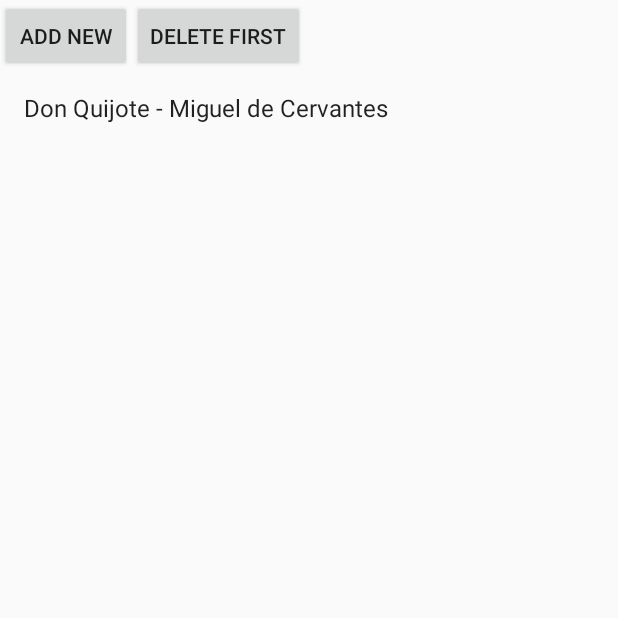
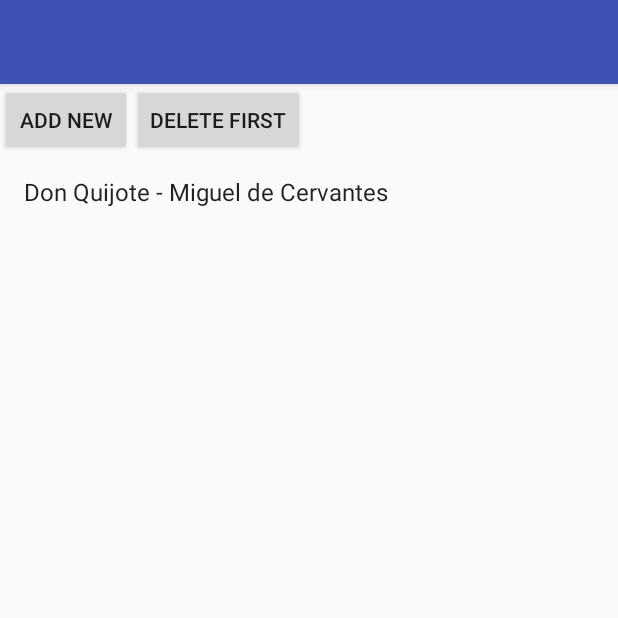
Before and after one commit to MNXANL/OpenBook, an Android app: the screen it shows after launch (MainActivity), after a tap on "ADD NEW", on a phone screen of 412 x 824 dp, the top half of it. Run offline under Robolectric (Android 15) with nearby library versions, the phone set to English and light mode, and no system bars.

Commit message:
Action Bar is in the house

```diff
--- a/app/build.gradle
+++ b/app/build.gradle
@@ -9,7 +9,7 @@ android {
         minSdkVersion 22
         targetSdkVersion 22
         versionCode 1
-        versionName "1.0"
+        versionName "0.1"
     }
     buildTypes {
         release {
@@ -20,7 +20,9 @@ android {
 }
 
 dependencies {
-    compile fileTree(dir: 'libs', include: ['*.jar'])
+    compile fileTree(include: ['*.jar'], dir: 'libs')
     testCompile 'junit:junit:4.12'
     compile 'com.android.support:appcompat-v7:22.2.1'
+    compile 'com.android.support:design:22.2.1'
+    compile 'com.android.support:support-v13:22.1.0'
 }
--- a/app/src/main/AndroidManifest.xml
+++ b/app/src/main/AndroidManifest.xml
@@ -7,7 +7,9 @@
         android:icon="@mipmap/ic_launcher"
         android:label="@string/app_name"
         android:supportsRtl="true"
-        android:theme="@style/AppTheme">
+        android:theme="@style/AppTheme"
+
+        >
         <activity android:name=".MainActivity">
             <intent-filter>
                 <action android:name="android.intent.action.MAIN" />
--- a/app/src/main/java/com/example/pr_idi/mydatabaseexample/MainActivity.java
+++ b/app/src/main/java/com/example/pr_idi/mydatabaseexample/MainActivity.java
@@ -1,13 +1,14 @@
 package com.example.pr_idi.mydatabaseexample;
 
 
+import android.app.ListActivity;
+import android.os.Bundle;
+import android.support.v7.widget.Toolbar;
+import android.view.View;
+import android.widget.ArrayAdapter;
+
 import java.util.List;
 import java.util.Random;
-
-import android.app.ListActivity;
-import android.os.Bundle;
-import android.view.View;
-import android.widget.ArrayAdapter;
 
 public class MainActivity extends ListActivity {
     private BookData bookData;
@@ -17,6 +18,9 @@ public class MainActivity extends ListActivity {
         super.onCreate(savedInstanceState);
         setContentView(R.layout.main);
 
+        Toolbar myTB = (Toolbar) findViewById(R.id.actionbar);
+        //setSupportActionBar(myTB);
+
         bookData = new BookData(this);
         bookData.open();
 
@@ -24,8 +28,7 @@ public class MainActivity extends ListActivity {
 
         // use the SimpleCursorAdapter to show the
         // elements in a ListView
-        ArrayAdapter<Book> adapter = new ArrayAdapter<>(this,
-                android.R.layout.simple_list_item_1, values);
+        ArrayAdapter<Book> adapter = new ArrayAdapter<>(this, android.R.layout.simple_list_item_1, values);
         setListAdapter(adapter);
     }
 
--- a/app/src/main/res/layout/main.xml
+++ b/app/src/main/res/layout/main.xml
@@ -1,14 +1,29 @@
 <?xml version="1.0" encoding="utf-8"?>
+
+
 <LinearLayout xmlns:android="http://schemas.android.com/apk/res/android"
     android:layout_width="match_parent"
     android:layout_height="match_parent"
+    xmlns:app="http://schemas.android.com/apk/res-auto"
     android:orientation="vertical" >
+
+    <!--FrameLayout
+        android:layout_width="match_parent"
+        android:layout_height="match_parent"></FrameLayout-->
+
+    <android.support.v7.widget.Toolbar
+        android:id="@+id/actionbar"
+        android:layout_width="match_parent"
+        android:layout_height="?attr/actionBarSize"
+        android:elevation="4dp"
+        android:background="?attr/colorPrimary"
+        android:theme="@style/AppTheme.AppBarOverlay"
+        app:popupTheme="@style/AppTheme.PopupOverlay"/>
 
     <LinearLayout
         android:id="@+id/group"
         android:layout_width="wrap_content"
         android:layout_height="wrap_content" >
-
         <Button
             android:id="@+id/add"
             android:layout_width="wrap_content"
@@ -22,7 +37,6 @@
             android:layout_height="wrap_content"
             android:text="Delete First"
             android:onClick="onClick"/>
-
     </LinearLayout>
 
     <ListView
@@ -31,4 +45,6 @@
         android:layout_height="wrap_content"
         />
 
-</LinearLayout>
+
+
+</LinearLayout >
--- a/app/src/main/res/values/dimens.xml
+++ b/app/src/main/res/values/dimens.xml
@@ -2,4 +2,5 @@
     <!-- Default screen margins, per the Android Design guidelines. -->
     <dimen name="activity_horizontal_margin">16dp</dimen>
     <dimen name="activity_vertical_margin">16dp</dimen>
+    <dimen name="fab_margin">16dp</dimen>
 </resources>
--- a/app/src/main/res/values/strings.xml
+++ b/app/src/main/res/values/strings.xml
@@ -1,3 +1,5 @@
 <resources>
-    <string name="app_name">MyDatabaseExample</string>
+    <string name="app_name">MyBookDatabase</string>
+    <string name="action_favorite">Favourite</string>
+    <string name="action_settings">Settings</string>
 </resources>
--- a/app/src/main/res/values/styles.xml
+++ b/app/src/main/res/values/styles.xml
@@ -8,4 +8,13 @@
         <item name="colorAccent">@color/colorAccent</item>
     </style>
 
+    <style name="AppTheme.NoActionBar">
+        <item name="windowActionBar">false</item>
+        <item name="windowNoTitle">true</item>
+    </style>
+
+    <style name="AppTheme.AppBarOverlay" parent="ThemeOverlay.AppCompat.Dark.ActionBar" />
+
+    <style name="AppTheme.PopupOverlay" parent="ThemeOverlay.AppCompat.Light" />
+
 </resources>
```
